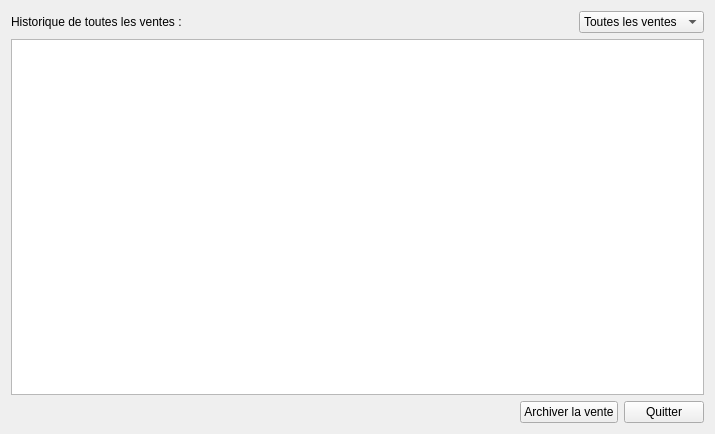
Above: views/ui/selling-history.ui from mono57/libsoft before the change. Below: the same form after it.
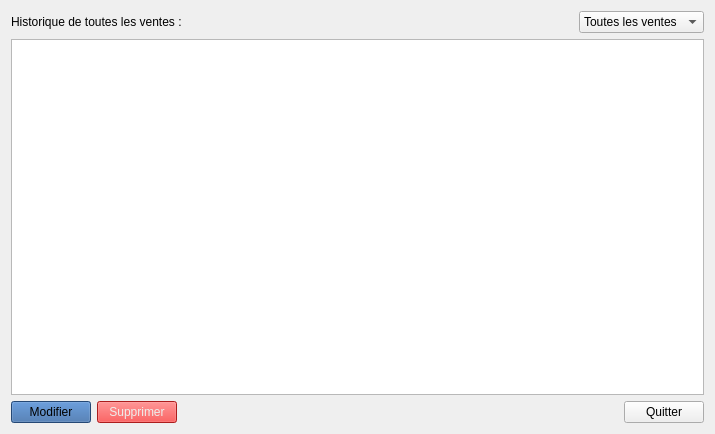
That is the form after the change.

```diff
--- a/views/ui/selling-history.ui
+++ b/views/ui/selling-history.ui
@@ -64,6 +64,27 @@
      </item>
      <item>
       <layout class="QHBoxLayout" name="horizontalLayout_2">
+       <item>
+        <widget class="QPushButton" name="pushButtonUpdate">
+         <property name="styleSheet">
+          <string notr="true">background-color: rgb(52, 101, 164);</string>
+         </property>
+         <property name="text">
+          <string>Modifier</string>
+         </property>
+        </widget>
+       </item>
+       <item>
+        <widget class="QPushButton" name="pushButtonDelete">
+         <property name="styleSheet">
+          <string notr="true">background-color: rgb(239, 41, 41);
+color: rgb(238, 238, 236);</string>
+         </property>
+         <property name="text">
+          <string>Supprimer</string>
+         </property>
+        </widget>
+       </item>
        <item>
         <spacer name="horizontalSpacer">
          <property name="orientation">
@@ -77,13 +98,6 @@
          </property>
         </spacer>
        </item>
-       <item>
-        <widget class="QPushButton" name="pushButtonArchiveSelling">
-         <property name="text">
-          <string>Archiver la vente</string>
-         </property>
-        </widget>
-       </item>
        <item>
         <widget class="QPushButton" name="pushButtonQuit">
          <property name="text">
```
